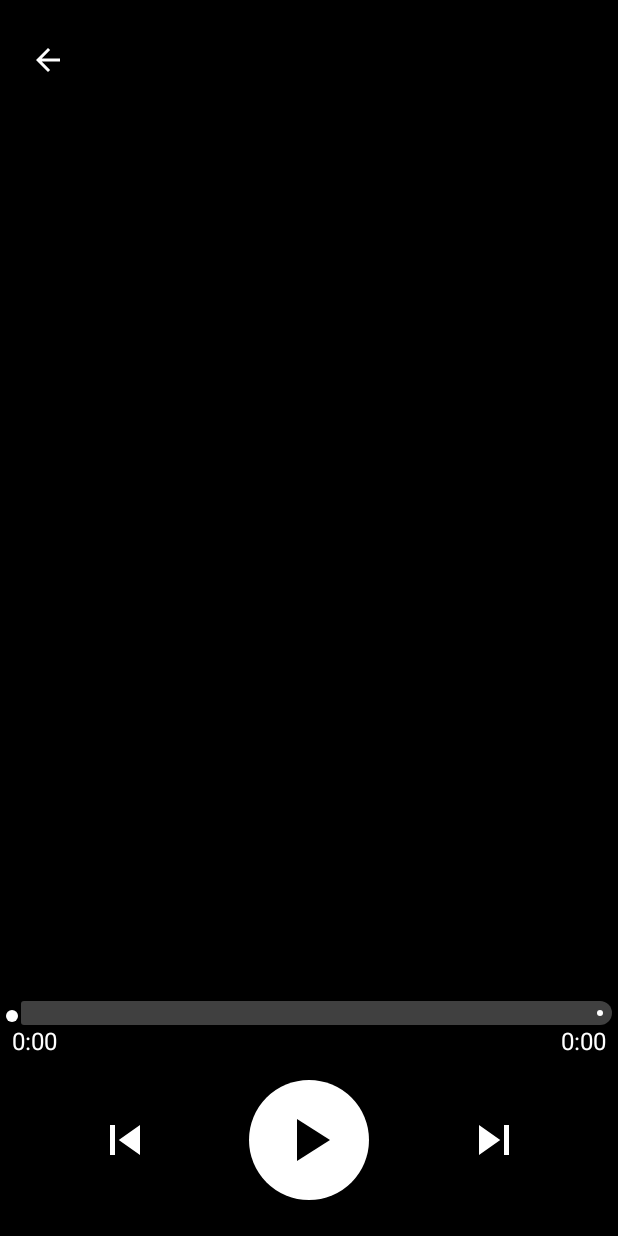
After one commit to MishaNikolaev/Groovy-KMP, an Android app built with Jetpack Compose: the composable LyricsScreen called with empty values, on a phone screen of 412 x 824 dp. The commit adds this screen. Run offline under Robolectric (Android 15) with nearby library versions, the phone set to English and light mode, and no system bars; 2 statements that could not run were skipped.

Commit message:
feat: Lyrics in full player screen

```diff
--- a/build.gradle.kts
+++ b/build.gradle.kts
@@ -3,6 +3,10 @@ plugins {
     alias(libs.plugins.androidLibrary).apply(false)
     alias(libs.plugins.kotlinAndroid).apply(false)
     alias(libs.plugins.kotlinMultiplatform).apply(false)
+}
+
+tasks.withType<org.jetbrains.kotlin.gradle.tasks.KotlinCompile> {
+    kotlinOptions.jvmTarget = "11"
 }
 
 subprojects {
--- a/shared/src/commonMain/kotlin/com/nmichail/groovy_kmp/presentation/navigation/Navigation.kt
+++ b/shared/src/commonMain/kotlin/com/nmichail/groovy_kmp/presentation/navigation/Navigation.kt
@@ -28,6 +28,9 @@ import kotlinx.coroutines.launch
 import org.koin.mp.KoinPlatform.getKoin
 import androidx.compose.runtime.saveable.rememberSaveable
 import com.nmichail.groovy_kmp.presentation.screen.home.components.Albums.album.AlbumViewModel
+import com.nmichail.groovy_kmp.presentation.screen.player.PlayerViewModel
+import com.nmichail.groovy_kmp.presentation.screen.player.lyrics.LyricsScreen
+import moe.tlaster.precompose.navigation.path
 
 @Composable
 fun Navigation() {
@@ -111,6 +114,7 @@ private fun MainSection(
     userSession: UserSession?,
     onLogout: () -> Unit
 ) {
+    val navigator = rememberNavigator()
     val playerViewModel = remember { getKoin().get<com.nmichail.groovy_kmp.presentation.screen.player.PlayerViewModel>() }
     val playerInfo by playerViewModel.playerInfo.collectAsState()
     val currentTrack = playerInfo.track
@@ -119,6 +123,7 @@ private fun MainSection(
         playerInfo.progress.currentPosition.toFloat() / playerInfo.progress.totalDuration
     } else 0f
     var showFullPlayer by rememberSaveable { mutableStateOf(false) }
+    var showLyrics by rememberSaveable { mutableStateOf(false) }
     var albumIdForReturn by rememberSaveable { mutableStateOf<String?>(null) }
     var lastAlbumScreen: (() -> Unit)? = null
     val albumViewModel = remember { getKoin().get<AlbumViewModel>() }
--- a/shared/src/commonMain/kotlin/com/nmichail/groovy_kmp/presentation/navigation/Screen.kt
+++ b/shared/src/commonMain/kotlin/com/nmichail/groovy_kmp/presentation/navigation/Screen.kt
@@ -11,4 +11,6 @@ sealed class Screen(val route: String) {
         data object Favourite : MainSection("favourite")
         data object Profile : MainSection("profile")
     }
+
+    data class Lyrics(val trackId: String) : Screen("lyrics/$trackId")
 }
--- /dev/null
+++ b/shared/src/commonMain/kotlin/com/nmichail/groovy_kmp/presentation/screen/player/lyrics/LyricsScreen.kt
@@ -0,0 +1,203 @@
+package com.nmichail.groovy_kmp.presentation.screen.player.lyrics
+
+import androidx.compose.animation.core.animateFloatAsState
+import androidx.compose.foundation.background
+import androidx.compose.foundation.layout.*
+import androidx.compose.foundation.shape.CircleShape
+import androidx.compose.foundation.shape.RoundedCornerShape
+import androidx.compose.material.icons.Icons
+import androidx.compose.material.icons.filled.*
+import androidx.compose.material3.*
+import androidx.compose.runtime.*
+import androidx.compose.ui.Alignment
+import androidx.compose.ui.Modifier
+import androidx.compose.ui.draw.clip
+import androidx.compose.ui.graphics.Color
+import androidx.compose.ui.text.font.FontWeight
+import androidx.compose.ui.text.style.TextAlign
+import androidx.compose.ui.unit.dp
+import androidx.compose.ui.unit.sp
+import com.nmichail.groovy_kmp.domain.models.Track
+import com.nmichail.groovy_kmp.presentation.AlbumFontFamily
+
+@OptIn(ExperimentalMaterial3Api::class)
+@Composable
+fun LyricsScreen(
+    track: Track,
+    currentPosition: Long,
+    isPlaying: Boolean,
+    onPlayPauseClick: () -> Unit,
+    onNextClick: () -> Unit,
+    onPreviousClick: () -> Unit,
+    onSeek: (Float) -> Unit,
+    onClose: () -> Unit
+) {
+    val lyrics = track.lyrics?.lines ?: emptyList()
+    val activeIndex = remember(currentPosition, lyrics) {
+        lyrics.indexOfLast { it.timeMs <= currentPosition }
+    }
+    val albumColor = remember(track.coverColor) {
+        track.coverColor?.let { Color(it) } ?: Color.Black
+    }
+    val duration = track.duration?.toLong() ?: 0L
+    val progress = if (duration > 0) currentPosition.toFloat() / duration else 0f
+    var isDragging by remember { mutableStateOf(false) }
+    var dragProgress by remember { mutableStateOf(progress) }
+    var lastSeekProgress by remember { mutableStateOf<Float?>(null) }
+    LaunchedEffect(progress) {
+        if (lastSeekProgress != null && kotlin.math.abs(progress - lastSeekProgress!!) < 0.01f) {
+            isDragging = false
+            lastSeekProgress = null
+        }
+        if (!isDragging) {
+            dragProgress = progress
+        }
+    }
+    Box(
+        modifier = Modifier
+            .fillMaxSize()
+            .background(albumColor)
+    ) {
+        // Верхняя панель: кнопка назад
+        Row(
+            modifier = Modifier
+                .fillMaxWidth()
+                .padding(top = 16.dp, start = 8.dp, end = 8.dp),
+            horizontalArrangement = Arrangement.Start,
+            verticalAlignment = Alignment.CenterVertically
+        ) {
+            IconButton(onClick = onClose) {
+                Icon(
+                    imageVector = Icons.Filled.ArrowBack,
+                    contentDescription = "Back",
+                    tint = Color.White
+                )
+            }
+        }
+        // Центр: крупный текст лирики
+        Column(
+            modifier = Modifier
+                .fillMaxSize()
+                .padding(horizontal = 16.dp),
+            horizontalAlignment = Alignment.CenterHorizontally,
+            verticalArrangement = Arrangement.Center
+        ) {
+            val visibleLines = (-1..1).map { offset -> activeIndex + offset }
+            visibleLines.forEach { idx ->
+                val line = lyrics.getOrNull(idx)
+                if (line != null) {
+                    val isActive = idx == activeIndex
+                    Text(
+                        text = line.text,
+                        fontFamily = AlbumFontFamily,
+                        fontWeight = FontWeight.Bold,
+                        fontSize = if (isActive) 36.sp else 24.sp,
+                        color = if (isActive) Color.White else Color.White.copy(alpha = 0.4f),
+                        textAlign = TextAlign.Center,
+                        modifier = Modifier.padding(vertical = 2.dp)
+                    )
+                }
+            }
+        }
+        // Низ: прогресс и кнопки управления
+        Column(
+            modifier = Modifier
+                .align(Alignment.BottomCenter)
+                .fillMaxWidth()
+                .padding(bottom = 24.dp),
+            horizontalAlignment = Alignment.CenterHorizontally
+        ) {
+            // Прогресс
+            Slider(
+                value = if (isDragging) dragProgress else progress,
+                onValueChange = { newProgress ->
+                    isDragging = true
+                    dragProgress = newProgress
+                },
+                onValueChangeFinished = {
+                    lastSeekProgress = dragProgress
+                    onSeek(dragProgress)
+                },
+                modifier = Modifier
+                    .fillMaxWidth()
+                    .height(4.dp),
+                colors = SliderDefaults.colors(
+                    thumbColor = Color.White,
+                    activeTrackColor = Color.White,
+                    inactiveTrackColor = Color.White.copy(alpha = 0.25f)
+                ),
+                thumb = {
+                    Box(
+                        Modifier
+                            .size(8.dp)
+                            .offset(y = 6.dp, x = 4.dp)
+                            .background(Color.White, shape = CircleShape)
+                    )
+                }
+            )
+            Spacer(modifier = Modifier.height(8.dp))
+            // Время
+            Row(
+                modifier = Modifier.fillMaxWidth().padding(horizontal = 8.dp),
+                horizontalArrangement = Arrangement.SpaceBetween
+            ) {
+                Text(
+                    text = formatTime(if (isDragging) (dragProgress * duration).toLong() else currentPosition),
+                    style = MaterialTheme.typography.bodyMedium.copy(color = Color.White)
+                )
+                Text(
+                    text = formatTime(duration),
+                    style = MaterialTheme.typography.bodyMedium.copy(color = Color.White)
+                )
+            }
+            Spacer(modifier = Modifier.height(16.dp))
+            // Кнопки управления
+            Row(
+                modifier = Modifier.fillMaxWidth(),
+                horizontalArrangement = Arrangement.SpaceEvenly,
+                verticalAlignment = Alignment.CenterVertically
+            ) {
+                IconButton(onClick = onPreviousClick, modifier = Modifier.size(64.dp)) {
+                    Icon(
+                        imageVector = Icons.Filled.SkipPrevious,
+                        contentDescription = "Previous",
+                        tint = Color.White,
+                        modifier = Modifier.size(40.dp)
+                    )
+                }
+                IconButton(
+                    onClick = onPlayPauseClick,
+                    modifier = Modifier
+                        .size(80.dp)
+                        .background(
+                            color = Color.White,
+                            shape = CircleShape
+                        )
+                ) {
+                    Icon(
+                        imageVector = if (isPlaying) Icons.Filled.Pause else Icons.Filled.PlayArrow,
+                        contentDescription = if (isPlaying) "Pause" else "Play",
+                        tint = Color.Black,
+                        modifier = Modifier.size(48.dp)
+                    )
+                }
+                IconButton(onClick = onNextClick, modifier = Modifier.size(64.dp)) {
+                    Icon(
+                        imageVector = Icons.Filled.SkipNext,
+                        contentDescription = "Next",
+                        tint = Color.White,
+                        modifier = Modifier.size(40.dp)
+                    )
+                }
+            }
+        }
+    }
+}
+
+private fun formatTime(timeMs: Long): String {
+    if (timeMs <= 0) return "0:00"
+    val totalSeconds = timeMs / 1000
+    val minutes = totalSeconds / 60
+    val seconds = totalSeconds % 60
+    return minutes.toString() + ":" + seconds.toString().padStart(2, '0')
+}
```
Also changed, not shown: shared/src/commonMain/kotlin/com/nmichail/groovy_kmp/presentation/screen/player/FullPlayerScreen.kt (+69 -7 lines).
